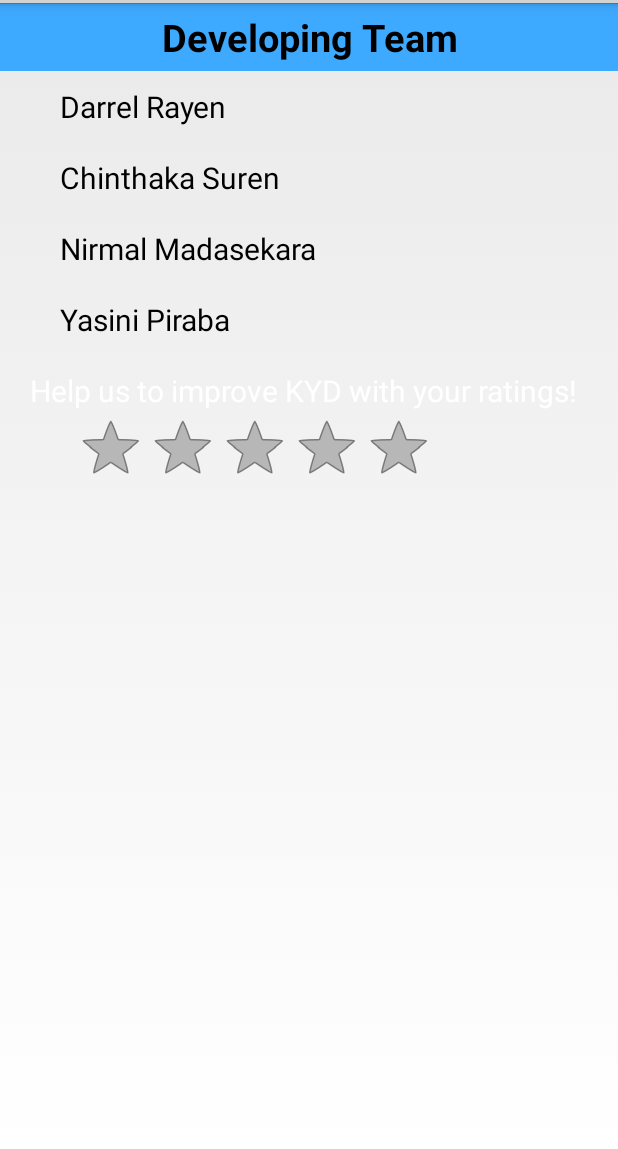
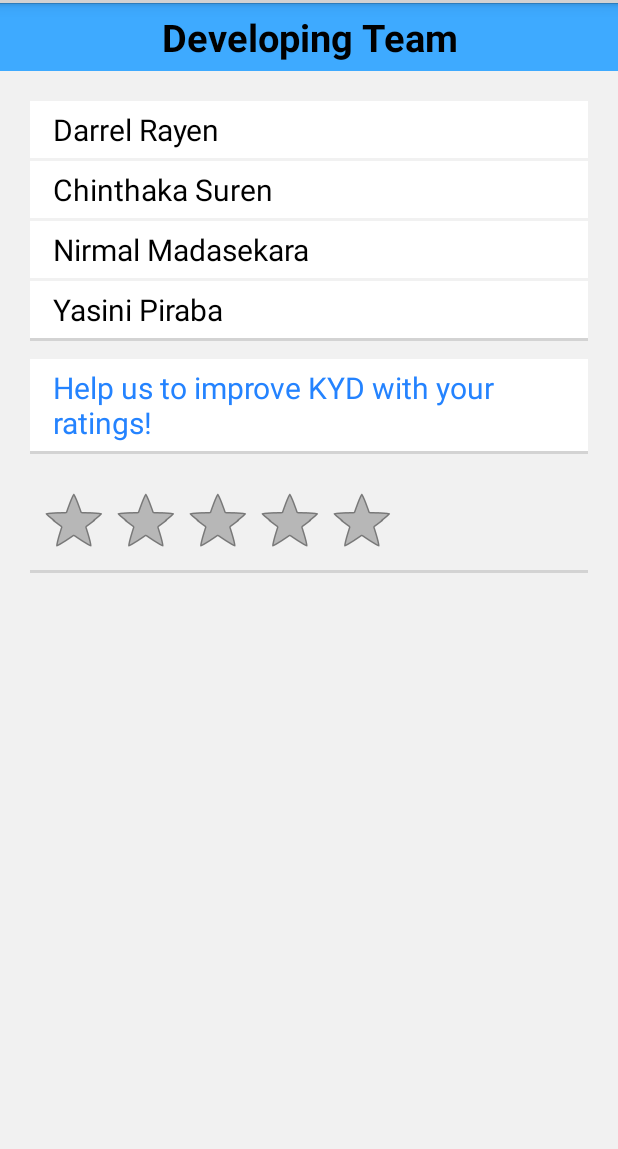
Before and after one commit to adennirmal/KnowYourDoctor, an Android app: the layout view_fragment_aboutus.xml on its own in the app's theme, with its tools: preview values and no code run, on a phone screen of 412 x 824 dp, the part 87-1236 px from its top. Run offline under Robolectric (Android 15) with nearby library versions, the phone set to English and light mode, and no system bars.

Commit message:
Screen changes, Menu Items (About Us, SLMC)

```diff
--- a/app/src/main/java/pack/knowyourdoctor/View_Home.java
+++ b/app/src/main/java/pack/knowyourdoctor/View_Home.java
@@ -4,6 +4,7 @@ import android.animation.Animator;
 import android.animation.AnimatorListenerAdapter;
 import android.animation.AnimatorSet;
 import android.animation.ObjectAnimator;
+import android.app.Dialog;
 import android.content.Context;
 import android.content.Intent;
 import android.graphics.Color;
@@ -26,6 +27,7 @@ import android.view.View;
 import android.view.animation.AnticipateInterpolator;
 import android.view.animation.OvershootInterpolator;
 import android.widget.Button;
+import android.widget.ListView;
 import android.widget.Toast;
 
 import com.ogaclejapan.arclayout.ArcLayout;
@@ -56,6 +58,7 @@ public class View_Home extends FragmentActivity implements View.OnClickListener,
     LocationManager locationManager ;
     Location location;
     String provider;
+    Dialog fragmentsDialog;
 
     Button lastSelectedButton;
 
@@ -168,7 +171,15 @@ public class View_Home extends FragmentActivity implements View.OnClickListener,
         super.onOptionsItemSelected(item);
         switch (item.getItemId()){
             case R.id.view_fragment_slmc:
-
+                fragmentsDialog = new Dialog(View_Home.this);
+                fragmentsDialog.setContentView(R.layout.view_fragment_slmc);
+                fragmentsDialog.show();
+                break;
+            case R.id.view_fragment_aboutUs:
+                fragmentsDialog = new Dialog(View_Home.this);
+                fragmentsDialog.setContentView(R.layout.view_fragment_aboutus);
+                fragmentsDialog.show();
+                break;
         }
         return true;
     }
--- a/app/src/main/res/layout/view_comment.xml
+++ b/app/src/main/res/layout/view_comment.xml
@@ -77,8 +77,7 @@
             <TextView
                 android:layout_width="wrap_content"
                 android:layout_height="wrap_content"
-                android:gravity="center"
-                android:background="@drawable/like_icon"/>
+                android:gravity="center"/>
 
         </LinearLayout>
 
--- a/app/src/main/res/layout/view_doctor_rating.xml
+++ b/app/src/main/res/layout/view_doctor_rating.xml
@@ -2,6 +2,7 @@
 <LinearLayout xmlns:android="http://schemas.android.com/apk/res/android"
     android:layout_width="match_parent"
     android:layout_height="match_parent"
+    android:paddingBottom="10dp"
     android:orientation="vertical">
 
     <TextView
@@ -29,17 +30,24 @@
         android:layout_height="wrap_content"
         android:orientation="horizontal"
         android:layout_gravity="center">
+
         <Button
             android:text="Rate"
             android:id="@+id/rateBtn"
             android:layout_width="wrap_content"
-            android:layout_height="wrap_content" />
+            android:layout_height="35dp"
+            android:textColor="#ffffff"
+            android:background="@drawable/search_button_selector"
+            android:layout_marginRight="5dp"/>
 
         <Button
             android:text="Cancel"
             android:id="@+id/cancelBtn"
             android:layout_width="wrap_content"
-            android:layout_height="wrap_content" />
+            android:layout_height="35dp"
+            android:textColor="#ffffff"
+            android:background="@drawable/search_button_selector"/>
+
     </LinearLayout>
 
 </LinearLayout>
--- a/app/src/main/res/layout/view_fragment_aboutus.xml
+++ b/app/src/main/res/layout/view_fragment_aboutus.xml
@@ -4,6 +4,7 @@
     android:orientation="vertical"
     android:id="@+id/view_fragment_aboutUs"
     android:weightSum="100"
+    android:background="#f1f1f1"
     tools:context="pack.knowyourdoctor.adapter.View_Fragment_Aboutus">
 
     <LinearLayout
@@ -27,60 +28,125 @@
         android:layout_width="match_parent"
         android:layout_height="wrap_content"
         android:orientation="vertical"
-        android:paddingLeft="30dp"
+        android:layout_margin="20dp"
         android:weightSum="100">
+
         <TextView
             android:layout_width="match_parent"
             android:layout_height="match_parent"
             android:text="Darrel Rayen"
-            android:padding="10dp"
             android:textSize="20sp"
-            android:gravity="center_vertical"/>
+            android:background="#ffffff"
+            android:gravity="center_vertical"
+            android:paddingLeft="15dp"
+            android:paddingTop="5dp"
+            android:paddingRight="5dp"
+            android:paddingBottom="5dp" />
+
+        <TextView
+            android:layout_width="fill_parent"
+            android:layout_height="2dip"
+            android:background="#f1f1f1"/>
+
         <TextView
             android:layout_width="match_parent"
             android:layout_height="match_parent"
             android:text="Chinthaka Suren"
-            android:padding="10dp"
             android:textSize="20sp"
-            android:gravity="center_vertical"/>
+            android:background="#ffffff"
+            android:gravity="center_vertical"
+            android:paddingTop="5dp"
+            android:paddingRight="5dp"
+            android:paddingBottom="5dp"
+            android:paddingLeft="15dp" />
+
+        <TextView
+            android:layout_width="fill_parent"
+            android:layout_height="2dip"
+            android:background="#f1f1f1"/>
 
         <TextView
             android:layout_width="match_parent"
             android:layout_height="match_parent"
             android:text="Nirmal Madasekara"
             android:textSize="20sp"
-            android:padding="10dp"
+            android:background="#ffffff"
             android:id="@+id/user_name"
-            android:gravity="center_vertical"/>
+            android:gravity="center_vertical"
+            android:paddingLeft="15dp"
+            android:paddingTop="5dp"
+            android:paddingRight="5dp"
+            android:paddingBottom="5dp" />
+
+        <TextView
+            android:layout_width="fill_parent"
+            android:layout_height="2dip"
+            android:background="#f1f1f1"/>
 
         <TextView
             android:layout_width="match_parent"
             android:layout_height="match_parent"
             android:text="Yasini Piraba"
-            android:padding="10dp"
             android:textSize="20sp"
-            android:gravity="center_vertical"/>
-    </LinearLayout>
+            android:background="#ffffff"
+            android:gravity="center_vertical"
+            android:paddingLeft="15dp"
+            android:paddingTop="5dp"
+            android:paddingRight="5dp"
+            android:paddingBottom="5dp" />
+
+        <TextView
+            android:layout_width="fill_parent"
+            android:layout_height="2dip"
+            android:background="#d3d3d3"/>
+
+        <TextView
+            android:layout_width="fill_parent"
+            android:layout_height="2dip"
+            android:background="#f1f1f1"/>
 
         <TextView
             android:id="@+id/textRating"
             android:layout_width="match_parent"
             android:layout_height="wrap_content"
             android:layout_marginTop="10dp"
-        android:layout_marginLeft="20dp"
-        android:layout_marginRight="20dp"
             android:layout_gravity="center_horizontal"
             android:text="Help us to improve KYD with your ratings!"
             android:textSize="20sp"
-        android:textColor="#ffffff"
-        android:gravity="left"/>
+            android:textColor="#2483FF"
+            android:background="#ffffff"
+            android:gravity="left"
+            android:paddingLeft="15dp"
+            android:paddingTop="5dp"
+            android:paddingRight="5dp"
+            android:paddingBottom="5dp" />
+
+        <TextView
+            android:layout_width="fill_parent"
+            android:layout_height="2dip"
+            android:background="#d3d3d3"/>
+
+    </LinearLayout>
 
     <RatingBar
         android:id="@+id/ratingBar"
         android:layout_width="wrap_content"
         android:layout_height="wrap_content"
-        android:layout_marginLeft="50dp" />
+        android:layout_marginLeft="25dp" />
 
+    <TextView
+        android:layout_width="fill_parent"
+        android:layout_height="2dip"
+        android:layout_marginLeft="20dp"
+        android:layout_marginRight="20dp"
+        android:background="#d3d3d3"/>
+
+    <TextView
+        android:layout_width="fill_parent"
+        android:layout_height="2dip"
+        android:layout_marginLeft="20dp"
+        android:layout_marginRight="20dp"
+        android:background="#f1f1f1"/>
 
     <!--Button
         android:layout_width="wrap_content"
--- a/app/src/main/res/layout/view_fragment_doctordetails_searched.xml
+++ b/app/src/main/res/layout/view_fragment_doctordetails_searched.xml
@@ -32,7 +32,7 @@
 
                 <Button
                     android:layout_width="wrap_content"
-                    android:layout_height="wrap_content"
+                    android:layout_height="30dp"
                     android:textSize="15sp"
                     android:layout_weight="10"
                     android:text="&lt;&lt; Back"
@@ -54,7 +54,6 @@
 
             <ProgressBar
                 android:id="@+id/progressShow"
-                android:layout_marginTop="5dp"
                 style="?android:attr/progressBarStyleHorizontal"
                 android:layout_width="match_parent"
                 android:layout_height="wrap_content"
--- a/app/src/main/res/menu/menu_view__home.xml
+++ b/app/src/main/res/menu/menu_view__home.xml
@@ -3,7 +3,7 @@
     xmlns:tools="http://schemas.android.com/tools" tools:context=".View_Home">
 
     <item
-        android:id="@id/view_fragment_aboutUs"
+        android:id="@id/view_fragment_slmc"
         android:title="SLMC"
         android:orderInCategory="1"
         app:showAsAction="never" />
```
Lines whose indentation alone changed are shown as unchanged.
